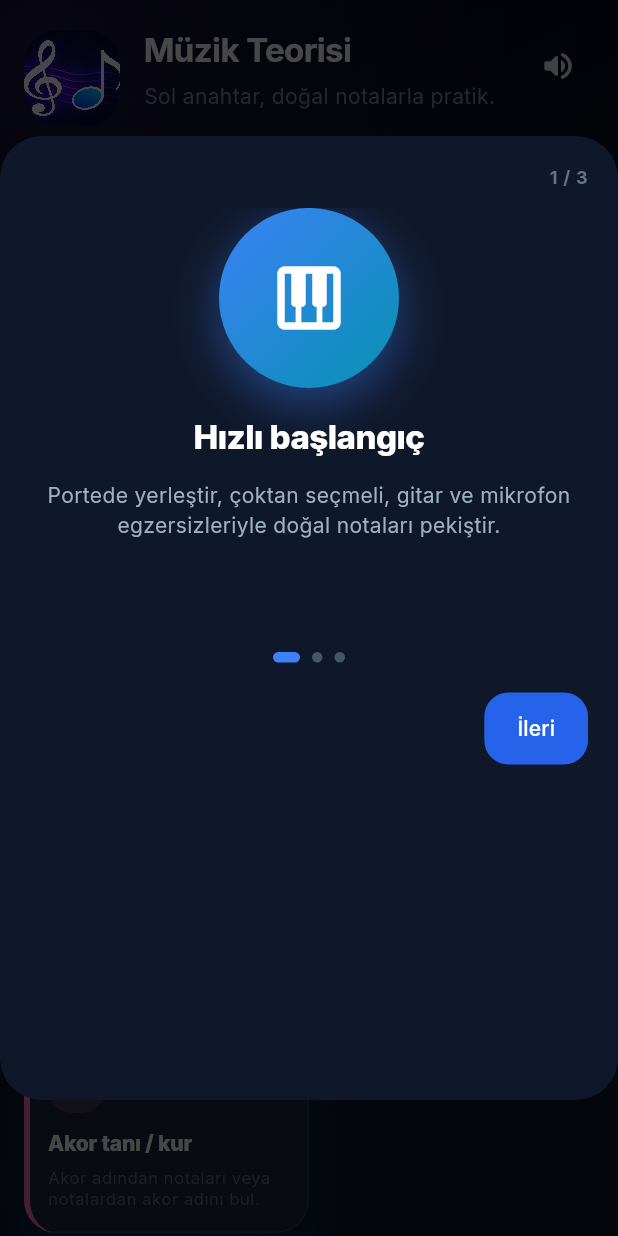
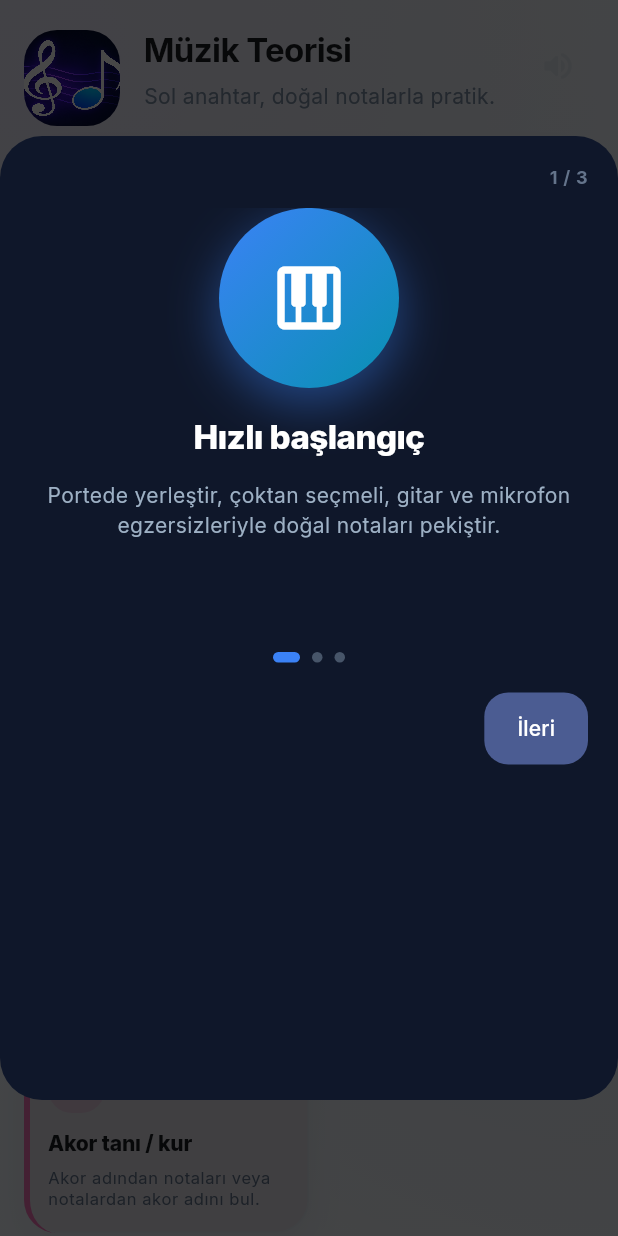
Before and after one commit to alperenefe/music_theory_trainer, a Flutter app: the screen it shows after launch, on a phone screen of 412 x 824 dp. Run offline on Flutter 3.47's test engine with Material 3 defaults, Android fonts, the phone set to English and light mode, and no system bars; drawn by our look-alikes of flutter_animate; our stand-ins replace audioplayers, firebase_core, google_fonts, open_filex, package_info_plus, permission_handler and 2 more; missing offline and left inert: firebase_app_distribution; accounts and stored records are empty.

Commit message:
a11y: reduced motion + muzik light tema
AppMotion.reduced, motion_entrance, sayfa gecisi, konfeti/skeleton/result pill. ThemeMode.system ve acik tema ana sayfa yuzeyleri.

```diff
--- a/lib/app.dart
+++ b/lib/app.dart
@@ -17,7 +17,9 @@ final class _MusicTheoryAppState extends State<MusicTheoryApp> {
     return MaterialApp(
       debugShowCheckedModeBanner: false,
       title: AppStrings.appTitle,
-      theme: AppTheme.dark,
+      theme: AppTheme.light,
+      darkTheme: AppTheme.dark,
+      themeMode: ThemeMode.system,
       builder: (context, child) {
         if (child == null) {
           return const SizedBox.shrink();
--- a/lib/screens/home_screen.dart
+++ b/lib/screens/home_screen.dart
@@ -1,6 +1,4 @@
 import 'package:flutter/material.dart';
-import 'package:flutter_animate/flutter_animate.dart';
-
 import '../config/home_route_catalog.dart';
 import '../config/home_section_catalog.dart';
 import '../l10n/app_strings.dart';
@@ -20,6 +18,7 @@ import '../widgets/home/home_grid_card.dart';
 import '../widgets/home/home_route_card.dart';
 import '../widgets/home/home_stats_banner.dart';
 import '../widgets/home/home_twin_cta_row.dart';
+import '../widgets/motion/motion_entrance.dart';
 import '../widgets/loading/home_list_skeleton.dart';
 import '../widgets/onboarding/app_onboarding_dialog.dart';
 import '../widgets/text/section_header.dart';
@@ -244,30 +243,14 @@ final class _HomeScreenState extends State<HomeScreen> {
                   alignment: Alignment.center,
                   filterQuality: FilterQuality.high,
                 ),
-              )
-              .animate()
-              .fadeIn(duration: AppMotion.medium)
-              .scale(
-                begin: const Offset(0.92, 0.92),
-                end: const Offset(1, 1),
-                duration: AppMotion.medium,
-                curve: AppMotion.curve,
-              ),
+              ).entranceFadeScale(context),
           const SizedBox(width: AppSpacing.md),
           Expanded(
             child:
                 SectionHeader(
                       title: AppStrings.appTitle,
                       subtitle: AppStrings.homeSubtitle,
-                    )
-                    .animate()
-                    .fadeIn(duration: AppMotion.medium)
-                    .slideY(
-                      begin: 0.04,
-                      end: 0,
-                      duration: AppMotion.medium,
-                      curve: AppMotion.curve,
-                    ),
+                    ).entranceFadeSlide(context, slideY: 0.04),
           ),
           IconButton(
             tooltip: _prefs.soundEnabled
--- a/lib/theme/app_spacing.dart
+++ b/lib/theme/app_spacing.dart
@@ -42,4 +42,11 @@ abstract final class AppMotion {
   static const Duration fast = Duration(milliseconds: 180);
   static const Duration medium = Duration(milliseconds: 320);
   static const Curve curve = Curves.easeOutCubic;
+
+  /// Android/iOS «animasyonları azalt» veya erişilebilirlik ayarı.
+  static bool reduced(BuildContext context) =>
+      MediaQuery.disableAnimationsOf(context);
+
+  static Duration dur(BuildContext context, Duration normal) =>
+      reduced(context) ? Duration.zero : normal;
 }
--- a/lib/theme/app_theme.dart
+++ b/lib/theme/app_theme.dart
@@ -14,6 +14,9 @@ final class FadeSlideTransitionsBuilder extends PageTransitionsBuilder {
     Animation<double> secondaryAnimation,
     Widget child,
   ) {
+    if (MediaQuery.disableAnimationsOf(context)) {
+      return child;
+    }
     final curved = CurvedAnimation(
       parent: animation,
       curve: Curves.easeOutCubic,
@@ -45,6 +48,22 @@ final class AppTheme {
     },
   );
 
+  static ThemeData get light {
+    final colorScheme = ColorScheme.fromSeed(
+      seedColor: DesignTokens.blue600,
+      brightness: Brightness.light,
+      surface: const Color(0xFFF8FAFC),
+    );
+    final base = ThemeData(
+      useMaterial3: true,
+      brightness: Brightness.light,
+      colorScheme: colorScheme,
+      scaffoldBackgroundColor: const Color(0xFFF8FAFC),
+      pageTransitionsTheme: _pageTransitions,
+    );
+    return _applyTypography(base, dark: false);
+  }
+
   static ThemeData get dark {
     final colorScheme = ColorScheme.dark(
       surface: DesignTokens.slate950,
@@ -62,36 +81,50 @@ final class AppTheme {
       scaffoldBackgroundColor: DesignTokens.slate950,
       pageTransitionsTheme: _pageTransitions,
     );
+    return _applyTypography(base, dark: true);
+  }
+
+  static ThemeData _applyTypography(ThemeData base, {required bool dark}) {
+    final onSurface = dark ? DesignTokens.slate200 : const Color(0xFF0F172A);
+    final muted = dark ? DesignTokens.slate400 : const Color(0xFF64748B);
     final inter = GoogleFonts.interTextTheme(base.textTheme);
     final textTheme = inter.copyWith(
       displaySmall: inter.displaySmall?.copyWith(
         letterSpacing: -0.6,
         height: 1.15,
         fontWeight: FontWeight.w800,
+        color: onSurface,
       ),
       titleLarge: inter.titleLarge?.copyWith(
         letterSpacing: -0.35,
         height: 1.2,
         fontWeight: FontWeight.w800,
+        color: onSurface,
       ),
       titleMedium: inter.titleMedium?.copyWith(
         letterSpacing: -0.2,
         height: 1.25,
         fontWeight: FontWeight.w700,
+        color: onSurface,
       ),
       titleSmall: inter.titleSmall?.copyWith(
         letterSpacing: -0.1,
         height: 1.3,
         fontWeight: FontWeight.w700,
+        color: onSurface,
       ),
-      bodyLarge: inter.bodyLarge?.copyWith(height: 1.45),
-      bodyMedium: inter.bodyMedium?.copyWith(height: 1.45),
+      bodyLarge: inter.bodyLarge?.copyWith(height: 1.45, color: onSurface),
+      bodyMedium: inter.bodyMedium?.copyWith(height: 1.45, color: onSurface),
       bodySmall: inter.bodySmall?.copyWith(
         height: 1.42,
-        color: DesignTokens.slate400,
+        color: muted,
       ),
       labelLarge: inter.labelLarge?.copyWith(height: 1.25, letterSpacing: 0.1),
     );
+    final surfaceContainer = dark
+        ? DesignTokens.slate800
+        : const Color(0xFFFFFFFF);
+    final border = dark ? DesignTokens.borderSubtle : const Color(0xFFE2E8F0);
     return base.copyWith(
       textTheme: textTheme,
       filledButtonTheme: FilledButtonThemeData(
@@ -107,38 +140,38 @@ final class AppTheme {
         style: OutlinedButton.styleFrom(
           minimumSize: const Size(44, 44),
           padding: const EdgeInsets.symmetric(horizontal: 16, vertical: 12),
-          foregroundColor: DesignTokens.slate200,
-          side: const BorderSide(color: DesignTokens.borderSubtle),
+          foregroundColor: onSurface,
+          side: BorderSide(color: border),
           shape: RoundedRectangleBorder(
             borderRadius: BorderRadius.circular(14),
           ),
         ),
       ),
       chipTheme: ChipThemeData(
-        backgroundColor: DesignTokens.slate800,
-        selectedColor: DesignTokens.blue600.withValues(alpha: 0.22),
-        disabledColor: DesignTokens.slate900,
+        backgroundColor: surfaceContainer,
+        selectedColor: DesignTokens.blue600.withValues(alpha: dark ? 0.22 : 0.14),
+        disabledColor: dark ? DesignTokens.slate900 : const Color(0xFFF1F5F9),
         labelStyle: textTheme.labelMedium?.copyWith(
-          color: DesignTokens.slate300,
+          color: dark ? DesignTokens.slate300 : const Color(0xFF475569),
           fontWeight: FontWeight.w600,
         ),
         secondaryLabelStyle: textTheme.labelMedium?.copyWith(
-          color: DesignTokens.white,
+          color: dark ? DesignTokens.white : onSurface,
           fontWeight: FontWeight.w700,
         ),
         padding: const EdgeInsets.symmetric(horizontal: 6, vertical: 2),
-        side: const BorderSide(color: DesignTokens.borderSubtle),
+        side: BorderSide(color: border),
         shape: RoundedRectangleBorder(
           borderRadius: BorderRadius.circular(10),
         ),
         showCheckmark: false,
       ),
       cardTheme: CardThemeData(
-        color: DesignTokens.cardBg,
+        color: surfaceContainer,
         elevation: 0,
         shape: RoundedRectangleBorder(
           borderRadius: BorderRadius.circular(20),
-          side: const BorderSide(color: DesignTokens.borderSubtle),
+          side: BorderSide(color: border),
         ),
       ),
     );
--- a/lib/widgets/background/mesh_gradient_backdrop.dart
+++ b/lib/widgets/background/mesh_gradient_backdrop.dart
@@ -9,6 +9,7 @@ final class MeshGradientBackdrop extends StatelessWidget {
 
   @override
   Widget build(BuildContext context) {
+    final dark = Theme.of(context).brightness == Brightness.dark;
     return Stack(
       fit: StackFit.expand,
       children: [
@@ -17,11 +18,17 @@ final class MeshGradientBackdrop extends StatelessWidget {
             gradient: LinearGradient(
               begin: Alignment.topLeft,
               end: Alignment.bottomRight,
-              colors: [
-                DesignTokens.slate950,
-                const Color(0xFF0B1224),
-                DesignTokens.slate900,
-              ],
+              colors: dark
+                  ? [
+                      DesignTokens.slate950,
+                      const Color(0xFF0B1224),
+                      DesignTokens.slate900,
+                    ]
+                  : [
+                      const Color(0xFFF8FAFC),
+                      const Color(0xFFEFF6FF),
+                      const Color(0xFFF1F5F9),
+                    ],
               stops: const [0, 0.45, 1],
             ),
           ),
@@ -32,7 +39,7 @@ final class MeshGradientBackdrop extends StatelessWidget {
               center: const Alignment(-0.85, -0.9),
               radius: 1.1,
               colors: [
-                DesignTokens.violet500.withValues(alpha: 0.18),
+                DesignTokens.violet500.withValues(alpha: dark ? 0.18 : 0.1),
                 Colors.transparent,
               ],
             ),
@@ -44,7 +51,7 @@ final class MeshGradientBackdrop extends StatelessWidget {
               center: const Alignment(1.0, 0.2),
               radius: 1.0,
               colors: [
-                DesignTokens.blue600.withValues(alpha: 0.14),
+                DesignTokens.blue600.withValues(alpha: dark ? 0.14 : 0.08),
                 Colors.transparent,
               ],
             ),
--- a/lib/widgets/cards/soft_card.dart
+++ b/lib/widgets/cards/soft_card.dart
@@ -11,18 +11,29 @@ final class SoftCard extends StatelessWidget {
 
   @override
   Widget build(BuildContext context) {
+    final dark = Theme.of(context).brightness == Brightness.dark;
+    final surface = Theme.of(context).colorScheme.surfaceContainerHighest;
+    final border = dark
+        ? DesignTokens.borderSubtle.withValues(alpha: 0.9)
+        : const Color(0xFFE2E8F0);
     return DecoratedBox(
       decoration: BoxDecoration(
-        color: DesignTokens.cardBg.withValues(alpha: 0.92),
+        color: surface.withValues(alpha: dark ? 0.92 : 1),
         borderRadius: BorderRadius.circular(AppRadii.lg),
-        border: Border.all(
-          color: DesignTokens.borderSubtle.withValues(alpha: 0.9),
-        ),
-        boxShadow: [
+        border: Border.all(color: border),
+        boxShadow: dark
+            ? [
                 BoxShadow(
                   color: DesignTokens.glowBlue,
                   blurRadius: 28,
                   offset: const Offset(0, 14),
+                ),
+              ]
+            : [
+                BoxShadow(
+                  color: const Color(0xFF0F172A).withValues(alpha: 0.06),
+                  blurRadius: 20,
+                  offset: const Offset(0, 8),
                 ),
               ],
       ),
--- a/lib/widgets/home/home_grid_card.dart
+++ b/lib/widgets/home/home_grid_card.dart
@@ -1,11 +1,10 @@
 import 'package:flutter/material.dart';
-import 'package:flutter_animate/flutter_animate.dart';
-
 import '../../l10n/app_strings.dart';
 import '../../services/goal_progress_snapshot.dart';
 import '../../theme/app_spacing.dart';
 import '../../theme/design_tokens.dart';
 import '../cards/soft_card.dart';
+import '../motion/motion_entrance.dart';
 import '../motion/pressable_scale.dart';
 import 'activity_goal_progress_strip.dart';
 
@@ -109,7 +108,7 @@ final class HomeGridCard extends StatelessWidget {
                     maxLines: 2,
                     overflow: TextOverflow.ellipsis,
                     style: t.titleSmall?.copyWith(
-                      color: DesignTokens.white,
+                      color: Theme.of(context).colorScheme.onSurface,
                       fontWeight: FontWeight.w800,
                       height: 1.15,
                     ),
@@ -137,15 +136,9 @@ final class HomeGridCard extends StatelessWidget {
                 ),
           ),
         ),
-    )
-        .animate()
-        .fadeIn(duration: AppMotion.medium, curve: AppMotion.curve)
-        .slideY(
-          begin: 0.05,
-          end: 0,
-          duration: AppMotion.medium,
-          curve: AppMotion.curve,
-          delay: (40 * index).ms,
-        );
+    ).entranceFadeSlide(
+      context,
+      delay: Duration(milliseconds: 40 * index),
+    );
   }
 }
--- a/lib/widgets/home/home_stats_banner.dart
+++ b/lib/widgets/home/home_stats_banner.dart
@@ -1,6 +1,4 @@
 import 'package:flutter/material.dart';
-import 'package:flutter_animate/flutter_animate.dart';
-
 import '../../l10n/app_strings.dart';
 import '../../models/practice_attempt.dart';
 import '../../services/practice_streak.dart';
@@ -9,6 +7,7 @@ import '../../theme/app_spacing.dart';
 import '../../theme/design_tokens.dart';
 import '../../screens/stats_screen.dart';
 import '../cards/soft_card.dart';
+import '../motion/motion_entrance.dart';
 import '../motion/pressable_scale.dart';
 import '../stats/accuracy_progress_bar.dart';
 
@@ -116,9 +115,6 @@ final class HomeStatsBanner extends StatelessWidget {
         ],
       ),
     ),
-    )
-        .animate()
-        .fadeIn(duration: AppMotion.medium, curve: AppMotion.curve)
-        .slideY(begin: 0.05, end: 0, duration: AppMotion.medium, curve: AppMotion.curve);
+    ).entranceFadeSlide(context);
   }
 }
--- a/lib/widgets/home/home_twin_cta_row.dart
+++ b/lib/widgets/home/home_twin_cta_row.dart
@@ -1,9 +1,8 @@
 import 'package:flutter/material.dart';
-import 'package:flutter_animate/flutter_animate.dart';
-
 import '../../l10n/app_strings.dart';
 import '../../theme/app_spacing.dart';
 import '../../theme/design_tokens.dart';
+import '../motion/motion_entrance.dart';
 
 /// Ana sayfa alt kısayollar: Akort (dolu cyan) + Hedefler (outline).
 final class HomeTwinCtaRow extends StatelessWidget {
@@ -20,8 +19,9 @@ final class HomeTwinCtaRow extends StatelessWidget {
 
   @override
   Widget build(BuildContext context) {
+    final onSurface = Theme.of(context).colorScheme.onSurface;
     final labelStyle = Theme.of(context).textTheme.labelLarge?.copyWith(
-      color: DesignTokens.white,
+      color: onSurface,
       fontWeight: FontWeight.w800,
       letterSpacing: 0.6,
     );
@@ -51,10 +51,11 @@ final class HomeTwinCtaRow extends StatelessWidget {
             ),
           ),
         ],
-    )
-        .animate()
-        .fadeIn(duration: AppMotion.medium, delay: 80.ms, curve: AppMotion.curve)
-        .slideY(begin: 0.06, end: 0, duration: AppMotion.medium, curve: AppMotion.curve);
+    ).entranceFadeSlide(
+      context,
+      slideY: 0.06,
+      delay: const Duration(milliseconds: 80),
+    );
   }
 }
 
@@ -78,15 +79,24 @@ final class _CtaButton extends StatelessWidget {
 
   @override
   Widget build(BuildContext context) {
+    final dark = Theme.of(context).brightness == Brightness.dark;
+    final outlineFill = Theme.of(context).colorScheme.surfaceContainerHighest;
+    final outlineBorder = dark
+        ? DesignTokens.slate700
+        : const Color(0xFFE2E8F0);
+    final iconColor = filled ? DesignTokens.white : Theme.of(context).colorScheme.onSurface;
+    final textStyle = filled
+        ? labelStyle?.copyWith(color: DesignTokens.white)
+        : labelStyle;
     return Material(
-      color: filled ? background : DesignTokens.slate800,
+      color: filled ? background : outlineFill,
       elevation: filled ? 4 : 0,
       shadowColor: filled ? background?.withValues(alpha: 0.45) : null,
       shape: RoundedRectangleBorder(
         borderRadius: BorderRadius.circular(AppRadii.md),
         side: filled
             ? BorderSide.none
-            : const BorderSide(color: DesignTokens.slate700),
+            : BorderSide(color: outlineBorder),
       ),
       clipBehavior: Clip.antiAlias,
       child: InkWell(
@@ -96,9 +106,9 @@ final class _CtaButton extends StatelessWidget {
           child: Row(
             mainAxisAlignment: MainAxisAlignment.center,
             children: [
-              Icon(icon, color: DesignTokens.white, size: 20),
+              Icon(icon, color: iconColor, size: 20),
               const SizedBox(width: AppSpacing.xs),
-              Text(label, style: labelStyle),
+              Text(label, style: textStyle),
             ],
           ),
         ),
--- a/lib/widgets/motion/pressable_scale.dart
+++ b/lib/widgets/motion/pressable_scale.dart
@@ -57,8 +57,8 @@ final class _PressableScaleState extends State<PressableScale> {
       onTapCancel: active ? () => _setPressed(false) : null,
       onTap: active ? _handleTap : null,
       child: AnimatedScale(
-        scale: _pressed ? widget.scale : 1,
-        duration: AppMotion.fast,
+        scale: _pressed && !AppMotion.reduced(context) ? widget.scale : 1,
+        duration: AppMotion.dur(context, AppMotion.fast),
         curve: AppMotion.curve,
         child: widget.child,
       ),
--- a/lib/widgets/onboarding/onboarding_dialog_body.dart
+++ b/lib/widgets/onboarding/onboarding_dialog_body.dart
@@ -152,7 +152,7 @@ final class _OnboardingDialogBodyState extends State<OnboardingDialogBody> {
                       if (_page > 0)
                         TextButton(
                           onPressed: () => _pc.previousPage(
-                            duration: AppMotion.medium,
+                            duration: AppMotion.dur(context, AppMotion.medium),
                             curve: AppMotion.curve,
                           ),
                           child: Text(AppStrings.back),
@@ -161,7 +161,7 @@ final class _OnboardingDialogBodyState extends State<OnboardingDialogBody> {
                       if (_page < 2)
                         FilledButton(
                           onPressed: () => _pc.nextPage(
-                            duration: AppMotion.medium,
+                            duration: AppMotion.dur(context, AppMotion.medium),
                             curve: AppMotion.curve,
                           ),
                           child: Text(AppStrings.obNext),
--- a/lib/widgets/text/section_header.dart
+++ b/lib/widgets/text/section_header.dart
@@ -26,7 +26,7 @@ final class SectionHeader extends StatelessWidget {
           style: t.titleLarge?.copyWith(
             fontWeight: FontWeight.w700,
             letterSpacing: -0.4,
-            color: DesignTokens.white,
+            color: Theme.of(context).colorScheme.onSurface,
           ),
         ),
         if (subtitle != null) ...[
```
Also changed, not shown: lib/widgets/exercise/result_pill.dart (+7 -4 lines), lib/widgets/feedback/celebration_burst.dart (+12 -0 lines), lib/widgets/home/home_route_card.dart (+7 -13 lines), lib/widgets/loading/home_list_skeleton.dart (+13 -1 lines), lib/widgets/motion/motion_entrance.dart (added, +59 -0 lines), 1 other file. Lines whose indentation alone changed are shown as unchanged.
